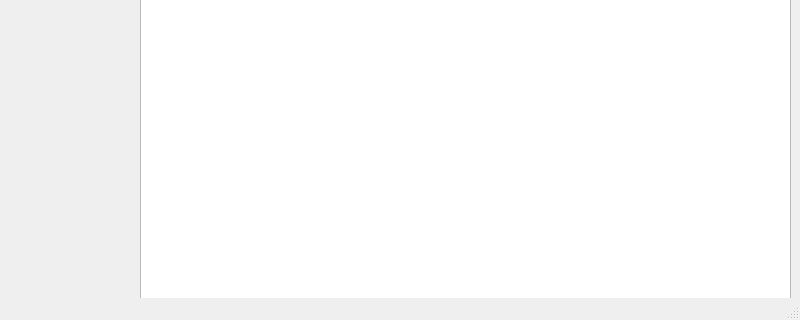
The window that mainwindow.ui (for-all-fistance/student_manager) describes before a commit, drawn with Qt 5; both pictures show x 0 to 800 and y 280 to 600 of the 800 by 600 pixel window.
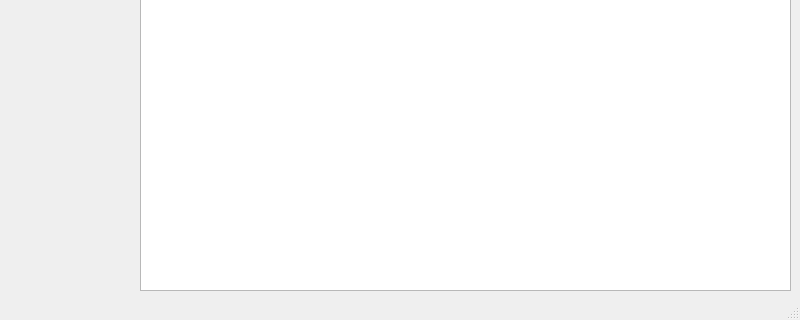
The same window after the commit. Icons and pictures are not drawn.

The edit to the form file:
```diff
--- a/mainwindow.ui
+++ b/mainwindow.ui
@@ -30,7 +30,7 @@
       <x>140</x>
       <y>120</y>
       <width>651</width>
-      <height>480</height>
+      <height>451</height>
      </rect>
     </property>
     <column>
```
